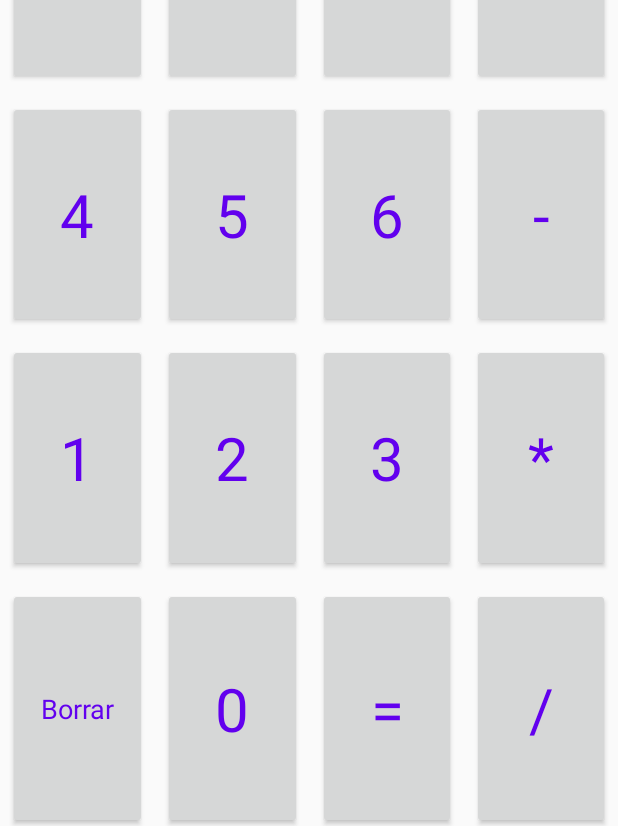
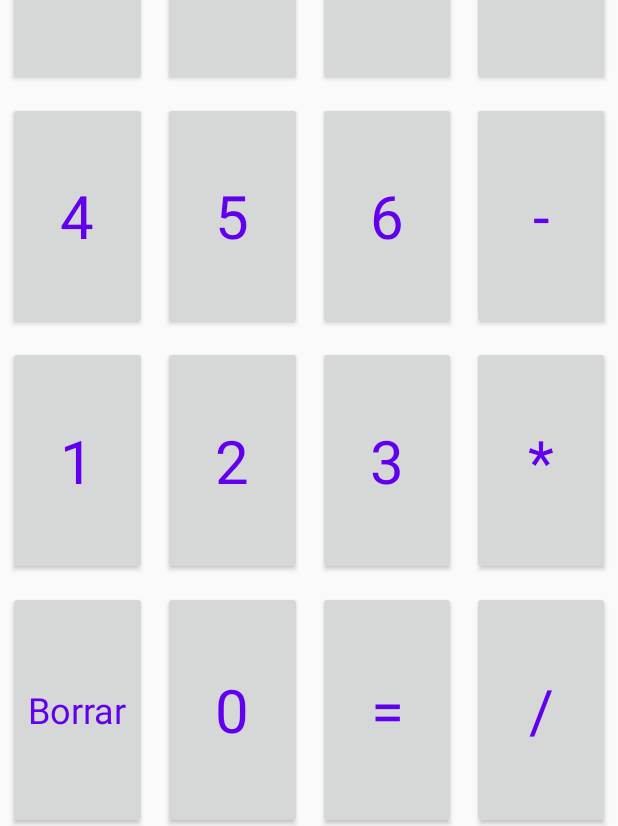
Before and after one commit to LeandroLescano/TP1_Grupo7, an Android app: the exercise2 screen opened directly, with no data from a screen before it, on a phone screen of 412 x 824 dp. Shown: the part 399-1225 px from the top of the screen. Run offline under Robolectric (Android 15) with nearby library versions, the phone set to English and light mode, and no system bars.

```diff
--- a/app/src/main/res/layout/exercise1_layout.xml
+++ b/app/src/main/res/layout/exercise1_layout.xml
@@ -47,12 +47,12 @@
             android:id="@+id/ednumDos"
             android:layout_width="wrap_content"
             android:layout_height="wrap_content"
+            android:layout_gravity="center"
+            android:autofillHints=""
             android:ems="10"
             android:inputType="number"
             app:layout_column="2"
-            app:layout_row="1"
-            android:layout_gravity="center"
-            android:autofillHints="" />
+            app:layout_row="1" />
     </GridLayout>
 
     <TextView
--- a/app/src/main/res/layout/exercise2_layout.xml
+++ b/app/src/main/res/layout/exercise2_layout.xml
@@ -180,9 +180,9 @@
                 android:layout_height="match_parent"
                 android:layout_margin="5dp"
                 android:layout_weight="1"
+                android:onClick="SeleccionDeBoton"
                 android:text="@string/_borrar"
-                android:textSize="18sp"
-                android:onClick="SeleccionDeBoton" />
+                android:textSize="24sp" />
 
             <Button
                 android:id="@+id/btn0"
```
Also changed, not shown: app/src/main/java/utn/frgp/tusi/tp1_grupo_7/exercise2.java (+18 -0 lines).
